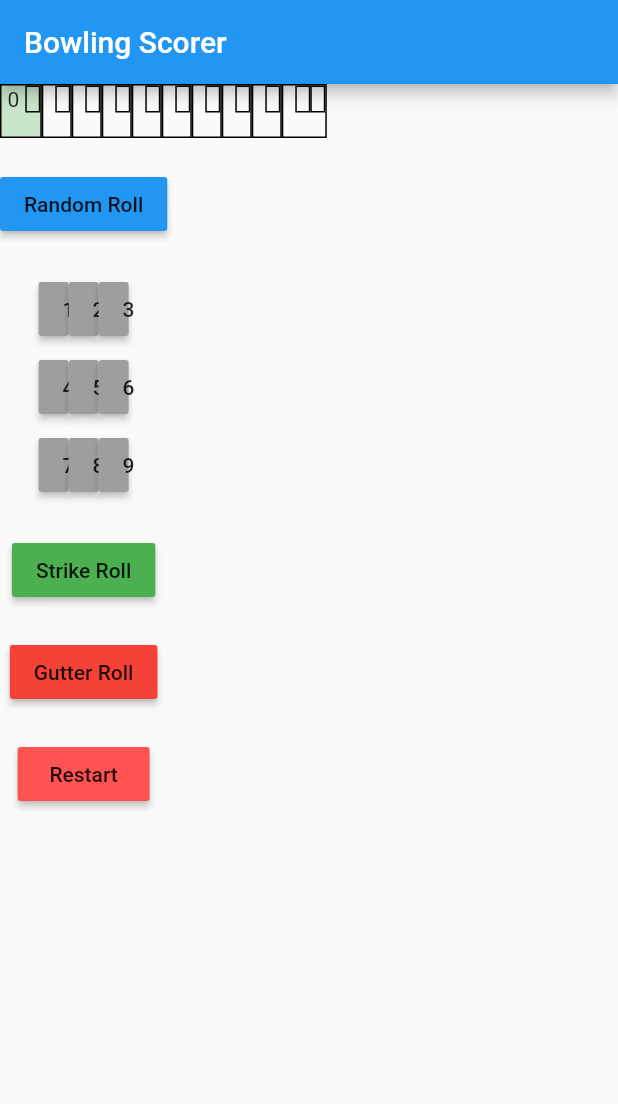
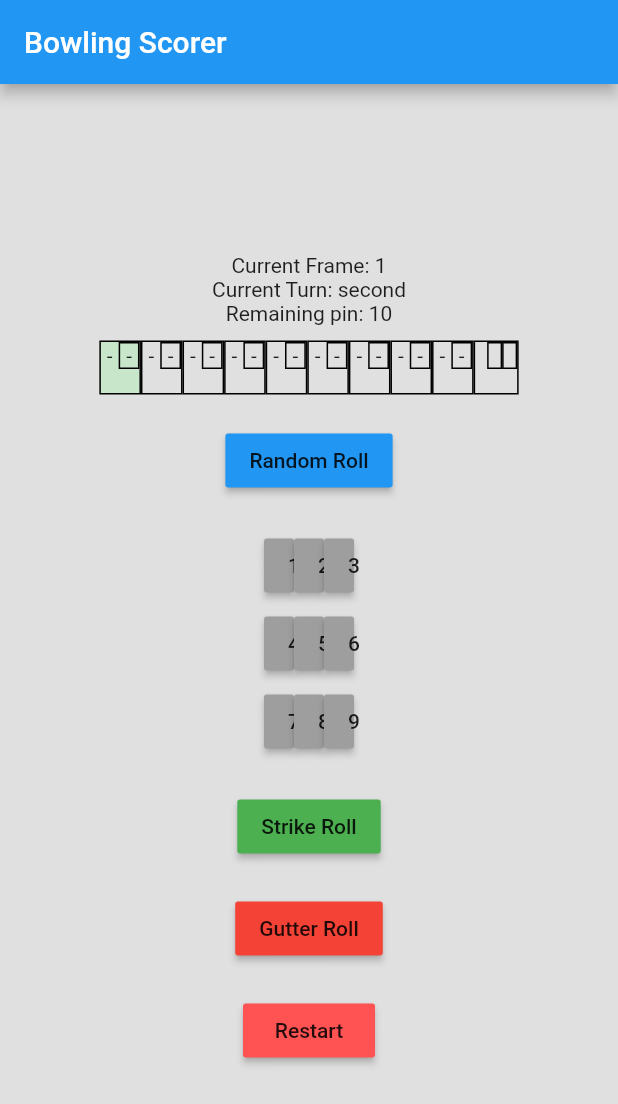
Before and after one commit to rirjkl19/bowling_score, a Flutter app: the screen it shows after launch, after a tap on "Random Roll", on a phone screen of 412 x 824 dp. Shown: the top 1104 px of the screen. Run offline on Flutter 3.47's test engine with Material 2 defaults, Android fonts, the phone set to English and light mode, and no system bars.

Commit message:
WIP: Final Frame logic
Known issue: Still bugged

```diff
--- a/lib/logic/scoring.dart
+++ b/lib/logic/scoring.dart
@@ -12,7 +12,7 @@ class Scoring {
   int currentFrameId = 0;
   bool gameEnded = false;
 
-  FrameModel get curentFrameModel => frames[currentFrameId];
+  FrameModel get currentFrameModel => frames[currentFrameId];
 
   /// Restart the current [frames] to initial scoring.
   void restart() {
@@ -41,8 +41,7 @@ class Scoring {
             // * Strike Roll
             frames[currentFrameId]
               ..second = knockedPin
-              ..frameState = FrameState.isStrike
-              ..frameTurn = FrameTurn.ended;
+              ..frameState = FrameState.isStrike;
 
             _handleDoubleStrikeFirstTurn();
             _handleSpare();
@@ -64,7 +63,6 @@ class Scoring {
             // * Spare Roll
             frames[currentFrameId]
               ..second = knockedPin
-              ..frameTurn = FrameTurn.ended
               ..frameState = FrameState.isSpare;
 
             _handleOneStrike();
@@ -72,9 +70,7 @@ class Scoring {
           } else {
             // * Regular roll
 
-            frames[currentFrameId]
-              ..second = knockedPin
-              ..frameTurn = FrameTurn.ended;
+            frames[currentFrameId].second = knockedPin;
 
             _handleDoubleStrikeSecondTurn();
             _handleOneStrike();
@@ -86,8 +82,6 @@ class Scoring {
           break;
         case FrameTurn.third:
           throw UnimplementedError('Regular frames doesn\t have a third round');
-        case FrameTurn.ended:
-          throw UnimplementedError('This frame should not be able to roll');
       }
     } else if (frames[currentFrameId].runtimeType == FinalFrameModel) {
       switch (frames[currentFrameId].frameTurn) {
@@ -97,49 +91,64 @@ class Scoring {
         case FrameTurn.first:
           if (knockedPin == 10) {
             // * Strike Roll
-            frames[currentFrameId]
+            frames[currentFrameId] as FinalFrameModel
               ..first = knockedPin
-              ..frameState = FrameState.isStrike
+              ..hasBonus = true
               ..frameTurn = FrameTurn.second;
+
+            _handleDoubleStrikeFirstTurn();
+            _handleSpare();
+
+            break;
           }
 
           // * Regular roll
           frames[currentFrameId]
             ..first = knockedPin
             ..frameTurn = FrameTurn.second;
+
           break;
         case FrameTurn.second:
           if (knockedPin == 10) {
             // * Strike Roll
+            frames[currentFrameId] as FinalFrameModel
+              ..second = knockedPin
+              ..hasBonus = true
+              ..frameTurn = FrameTurn.third;
+
+            _handleOneStrike();
+
+            break;
+          }
+
+          if (frames[currentFrameId].remainingPins == knockedPin) {
+            // * Spare roll
+            frames[currentFrameId] as FinalFrameModel
+              ..second = knockedPin
+              ..hasBonus = true
+              ..frameTurn = FrameTurn.third;
+
+            break;
+          } else {
+            // * Regular roll
             frames[currentFrameId]
               ..second = knockedPin
-              ..frameState = FrameState.isStrike
               ..frameTurn = FrameTurn.third;
           }
 
-          // * Regular roll
-          frames[currentFrameId]
-            ..second = knockedPin
-            ..frameTurn = FrameTurn.third;
+          gameEnded = !(currentFrameModel as FinalFrameModel).hasBonus;
 
           break;
         case FrameTurn.third:
           if (knockedPin == 10) {
             // * Strike Roll
-            frames[currentFrameId] as FinalFrameModel
-              ..third = knockedPin
-              ..frameState = FrameState.isStrike
-              ..frameTurn = FrameTurn.ended;
+            (frames[currentFrameId] as FinalFrameModel).third = knockedPin;
+            _handleAddTotalSecondTurn();
           }
 
           // * Regular roll
-          frames[currentFrameId] as FinalFrameModel
-            ..third = knockedPin
-            ..frameTurn = FrameTurn.ended;
-          gameEnded = true;
-
-          break;
-        case FrameTurn.ended:
+          (frames[currentFrameId] as FinalFrameModel).third = knockedPin;
+          _handleAddTotalSecondTurn();
           gameEnded = true;
           break;
       }
@@ -220,8 +229,6 @@ class Scoring {
       // Set current frame's total
       frames[currentFrameId].total = curTotal;
     } else {
-      // if (frames[currentFrameId - 1].frameState == FrameState.isSpare) {}
-
       final curTotal = (frames[currentFrameId - 1].total ?? 0) +
           frames[currentFrameId].totalTurnScore;
       // Set current frame's total
--- a/lib/models/final_frame_model.dart
+++ b/lib/models/final_frame_model.dart
@@ -7,14 +7,65 @@ class FinalFrameModel extends FrameModel {
     super.second,
     this.third,
     super.frameTurn,
-    super.frameState,
+    this.hasBonus = false,
   });
 
   int? third;
+  bool hasBonus;
 
   @override
-  int get remainingPins => 10;
+  int get remainingPins {
+    switch (frameTurn) {
+      case FrameTurn.first:
+        return 10;
+      case FrameTurn.second:
+        if ((first ?? 0) < 10) return 10 - (first ?? 0);
+        return 10;
+      case FrameTurn.third:
+        if ((first ?? 0) + (second ?? 0) == 10) return 10;
+        if (totalTurnScore > 10) return 10;
+        if ((second ?? 0) < 10) return 10 - (second ?? 0);
+        return 10;
+      default:
+        return 0;
+    }
+  }
 
   @override
   int get totalTurnScore => (first ?? 0) + (second ?? 0) + (third ?? 0);
+
+  @override
+  String get firstScoreDisplay {
+    switch (first) {
+      case 0:
+        return '-';
+      case 10:
+        return 'X';
+      default:
+        return '${first ?? ''}';
+    }
+  }
+
+  @override
+  String get secondScoreDisplay {
+    switch (second) {
+      case 0:
+        return '-';
+      case 10:
+        return 'X';
+      default:
+        return '${second ?? ''}';
+    }
+  }
+
+  String get thirdScoreDisplay {
+    switch (third) {
+      case 0:
+        return '-';
+      case 10:
+        return 'X';
+      default:
+        return '${third ?? ''}';
+    }
+  }
 }
--- a/lib/models/frame_model.dart
+++ b/lib/models/frame_model.dart
@@ -1,5 +1,4 @@
-// ignore_for_file: public_member_api_docs, sort_constructors_first
-enum FrameTurn { waiting, first, second, third, ended }
+enum FrameTurn { waiting, first, second, third }
 
 enum FrameState { none, isStrike, isSpare }
 
@@ -22,4 +21,7 @@ abstract class FrameModel {
 
   int get totalTurnScore;
   int get remainingPins;
+
+  String get firstScoreDisplay;
+  String get secondScoreDisplay;
 }
--- a/lib/models/regular_frame_model.dart
+++ b/lib/models/regular_frame_model.dart
@@ -14,4 +14,30 @@ class RegularFrameModel extends FrameModel {
 
   @override
   int get remainingPins => 10 - totalTurnScore;
+
+  @override
+  String get firstScoreDisplay {
+    switch (frameState) {
+      case FrameState.none:
+        if ((first ?? 0) == 0) return '-';
+        return '${first ?? ''}';
+      case FrameState.isStrike:
+        return '';
+      case FrameState.isSpare:
+        return '${first ?? ''}';
+    }
+  }
+
+  @override
+  String get secondScoreDisplay {
+    switch (frameState) {
+      case FrameState.none:
+        if ((second ?? 0) == 0) return '-';
+        return '${second ?? ''}';
+      case FrameState.isStrike:
+        return 'X';
+      case FrameState.isSpare:
+        return '/';
+    }
+  }
 }
--- a/lib/screens/main_screen.dart
+++ b/lib/screens/main_screen.dart
@@ -1,7 +1,9 @@
 import 'dart:math';
 
 import 'package:bowling_score/logic/scoring.dart';
+import 'package:bowling_score/models/final_frame_model.dart';
 import 'package:bowling_score/widgets/frame_widget.dart';
+import 'package:flutter/foundation.dart';
 import 'package:flutter/material.dart';
 
 class MainScreen extends StatefulWidget {
@@ -13,10 +15,11 @@ class MainScreen extends StatefulWidget {
 
 class _MainScreenState extends State<MainScreen> {
   final Scoring scoring = Scoring();
+  bool isDialogShown = false;
 
   @override
   Widget build(BuildContext context) {
-    if (scoring.gameEnded) {
+    if (scoring.gameEnded && !isDialogShown) {
       WidgetsBinding.instance.addPostFrameCallback((_) {
         showDialog(
             context: context,
@@ -27,6 +30,7 @@ class _MainScreenState extends State<MainScreen> {
                   MaterialButton(
                     onPressed: () {
                       restart();
+                      isDialogShown = false;
                       Navigator.of(context).pop();
                     },
                     child: const Text('Restart game'),
@@ -39,10 +43,22 @@ class _MainScreenState extends State<MainScreen> {
 
     return Scaffold(
       appBar: AppBar(title: const Text('Bowling Scorer')),
-      body: Column(
+      body: Container(
+        alignment: Alignment.center,
+        color: Colors.grey.shade300,
+        child: SingleChildScrollView(
+          child: Column(
+            mainAxisAlignment: MainAxisAlignment.center,
+            crossAxisAlignment: CrossAxisAlignment.center,
             mainAxisSize: MainAxisSize.min,
             children: [
+              Text('Current Frame: ${scoring.currentFrameId + 1}'),
+              Text('Current Turn:'
+                  ' ${describeEnum(scoring.currentFrameModel.frameTurn)}'),
+              Text('Remaining pin: ${scoring.currentFrameModel.remainingPins}'),
+              const SizedBox(height: 10),
               Row(
+                mainAxisAlignment: MainAxisAlignment.center,
                 crossAxisAlignment: CrossAxisAlignment.center,
                 children: scoring.frames
                     .map((frame) => FrameWidget(
@@ -53,6 +69,7 @@ class _MainScreenState extends State<MainScreen> {
               ),
               const SizedBox(height: 20),
               Row(
+                mainAxisAlignment: MainAxisAlignment.center,
                 crossAxisAlignment: CrossAxisAlignment.start,
                 children: [
                   Column(
@@ -71,16 +88,10 @@ class _MainScreenState extends State<MainScreen> {
                           numpadRow([7, 8, 9]),
                         ],
                       ),
-
-                  // MaterialButton(
-                  //   color: Colors.yellow,
-                  //   onPressed: indicatedRoll,
-                  //   child: const Text('Indicated Roll'),
-                  // ),
                       const SizedBox(height: 20),
                       MaterialButton(
                         color: Colors.green,
-                    onPressed: scoring.curentFrameModel.remainingPins == 10
+                        onPressed: scoring.currentFrameModel.remainingPins == 10
                             ? strikeRoll
                             : null,
                         child: const Text('Strike Roll'),
@@ -103,6 +114,8 @@ class _MainScreenState extends State<MainScreen> {
               ),
             ],
           ),
+        ),
+      ),
     );
   }
 
@@ -114,7 +127,7 @@ class _MainScreenState extends State<MainScreen> {
         width: 20,
         child: MaterialButton(
           color: Colors.grey,
-          onPressed: scoring.curentFrameModel.remainingPins >= e
+          onPressed: scoring.currentFrameModel.remainingPins >= e
               ? () => indicatedRoll(e)
               : null,
           child: Text(e.toString()),
@@ -142,7 +155,12 @@ class _MainScreenState extends State<MainScreen> {
   }
 
   void randomroll() {
-    final knockedPin = Random().nextInt(scoring.curentFrameModel.remainingPins);
+    late final int knockedPin;
+    if (scoring.currentFrameModel.runtimeType == FinalFrameModel) {
+      knockedPin = Random().nextInt(10);
+    } else {
+      knockedPin = Random().nextInt(scoring.currentFrameModel.remainingPins);
+    }
     setState(() {
       scoring.roll(knockedPin);
     });
--- a/lib/widgets/frame_widget.dart
+++ b/lib/widgets/frame_widget.dart
@@ -1,5 +1,6 @@
 import 'package:bowling_score/models/final_frame_model.dart';
 import 'package:bowling_score/models/frame_model.dart';
+import 'package:bowling_score/models/regular_frame_model.dart';
 import 'package:flutter/material.dart';
 
 class FrameWidget extends StatelessWidget {
@@ -14,6 +15,8 @@ class FrameWidget extends StatelessWidget {
 
   @override
   Widget build(BuildContext context) {
+    if (model.runtimeType == RegularFrameModel) {
+      final frame = model as RegularFrameModel;
       return Container(
         decoration: BoxDecoration(
           border: Border.all(),
@@ -30,18 +33,12 @@ class FrameWidget extends StatelessWidget {
               children: [
                 Padding(
                   padding: const EdgeInsets.symmetric(horizontal: 4),
-                child: Text(firstScoreDisplay),
+                  child: Text(frame.firstScoreDisplay),
                 ),
                 Container(
                   padding: const EdgeInsets.symmetric(horizontal: 4),
                   decoration: BoxDecoration(border: Border.all()),
-                child: Text(secondScoreDisplay),
-              ),
-              if (model.runtimeType == FinalFrameModel)
-                Container(
-                  padding: const EdgeInsets.symmetric(horizontal: 4),
-                  decoration: BoxDecoration(border: Border.all()),
-                  child: Text(thirdScoreDisplay),
+                  child: Text(frame.secondScoreDisplay),
                 ),
               ],
             ),
@@ -49,72 +46,44 @@ class FrameWidget extends StatelessWidget {
           ],
         ),
       );
-  }
-
-  String get firstScoreDisplay {
-    if (model.runtimeType == FinalFrameModel) {
-      switch (model.first) {
-        case 0:
-          return '-';
-        case 10:
-          return 'X';
-        default:
-          return '${model.first ?? ''}';
-      }
+    } else if (model.runtimeType == FinalFrameModel) {
+      final frame = model as FinalFrameModel;
+      return Container(
+        decoration: BoxDecoration(
+          border: Border.all(),
+          color: isSelected ? Colors.green.shade100 : null,
+        ),
+        child: Column(
+          mainAxisSize: MainAxisSize.min,
+          mainAxisAlignment: MainAxisAlignment.start,
+          crossAxisAlignment: CrossAxisAlignment.end,
+          children: [
+            Row(
+              mainAxisSize: MainAxisSize.min,
+              mainAxisAlignment: MainAxisAlignment.spaceBetween,
+              children: [
+                Padding(
+                  padding: const EdgeInsets.symmetric(horizontal: 4),
+                  child: Text(frame.firstScoreDisplay),
+                ),
+                Container(
+                  padding: const EdgeInsets.symmetric(horizontal: 4),
+                  decoration: BoxDecoration(border: Border.all()),
+                  child: Text(frame.secondScoreDisplay),
+                ),
+                Container(
+                  padding: const EdgeInsets.symmetric(horizontal: 4),
+                  decoration: BoxDecoration(border: Border.all()),
+                  child: Text(frame.thirdScoreDisplay),
+                ),
+              ],
+            ),
+            Text('${model.total ?? ''}'),
+          ],
+        ),
+      );
     } else {
-      switch (model.frameState) {
-        case FrameState.none:
-          return '${model.first ?? ''}';
-        case FrameState.isStrike:
-          return '';
-        case FrameState.isSpare:
-          return '${model.first ?? ''}';
+      return const Text('Error Unhandled Frame');
     }
   }
 }
-
-  String get secondScoreDisplay {
-    if (model.runtimeType == FinalFrameModel) {
-      switch (model.second) {
-        case 0:
-          return '-';
-        case 10:
-          return 'X';
-        default:
-          return '${model.second ?? ''}';
-      }
-    } else {
-      switch (model.frameState) {
-        case FrameState.none:
-          return '${model.second ?? ''}';
-        case FrameState.isStrike:
-          return 'X';
-        case FrameState.isSpare:
-          return '/';
-      }
-    }
-  }
-
-  String get thirdScoreDisplay {
-    if (model.runtimeType == FinalFrameModel) {
-      final frame = model as FinalFrameModel;
-      switch (frame.third) {
-        case 0:
-          return '-';
-        case 10:
-          return 'X';
-        default:
-          return '${frame.third ?? ''}';
-      }
-    } else {
-      switch (model.frameState) {
-        case FrameState.none:
-          return '${model.second ?? ''}';
-        case FrameState.isStrike:
-          return 'X';
-        case FrameState.isSpare:
-          return '/';
-      }
-    }
-  }
-}
```
Lines whose indentation alone changed are shown as unchanged.
